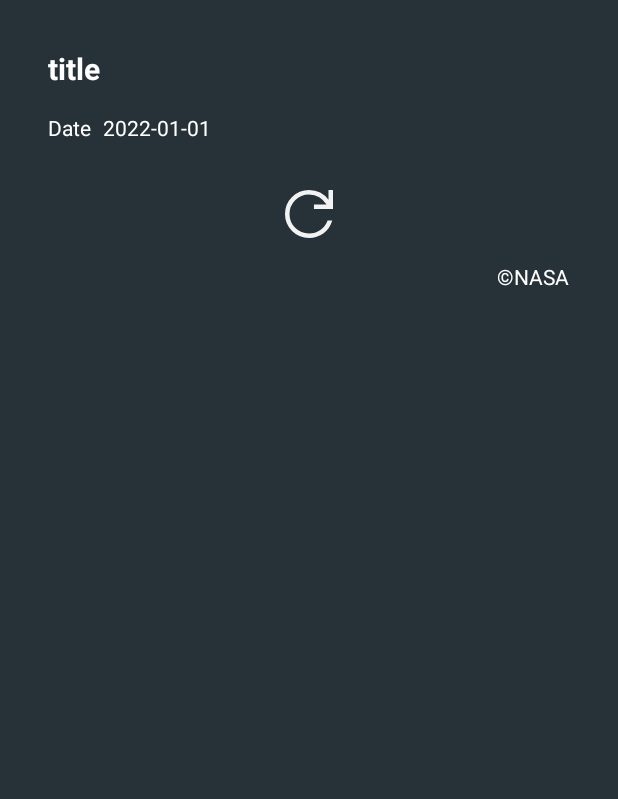
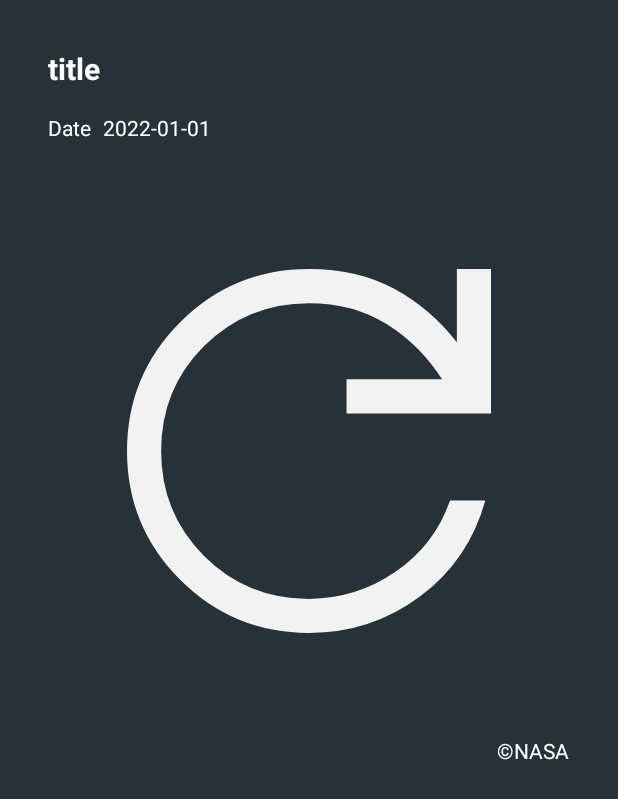
Before and after one commit to goomii321/DailyNASA, an Android app: the layout fragment_apod.xml on its own in the app's theme, with its tools: preview values and no code run, on a phone screen of 412 x 824 dp. Shown: the top 799 px of the screen. Run offline under Robolectric (Android 15) with nearby library versions, the phone set to English and light mode, and no system bars.

Commit message:
修正圖片顯示

```diff
--- a/app/src/main/res/layout/fragment_apod.xml
+++ b/app/src/main/res/layout/fragment_apod.xml
@@ -52,6 +52,8 @@
                 android:id="@+id/apod_img"
                 android:layout_width="0dp"
                 android:layout_height="wrap_content"
+                android:adjustViewBounds="true"
+                android:fitsSystemWindows="true"
                 android:layout_margin="24dp"
                 app:layout_constraintTop_toBottomOf="@+id/apod_date_title"
                 app:layout_constraintStart_toStartOf="parent"
```
